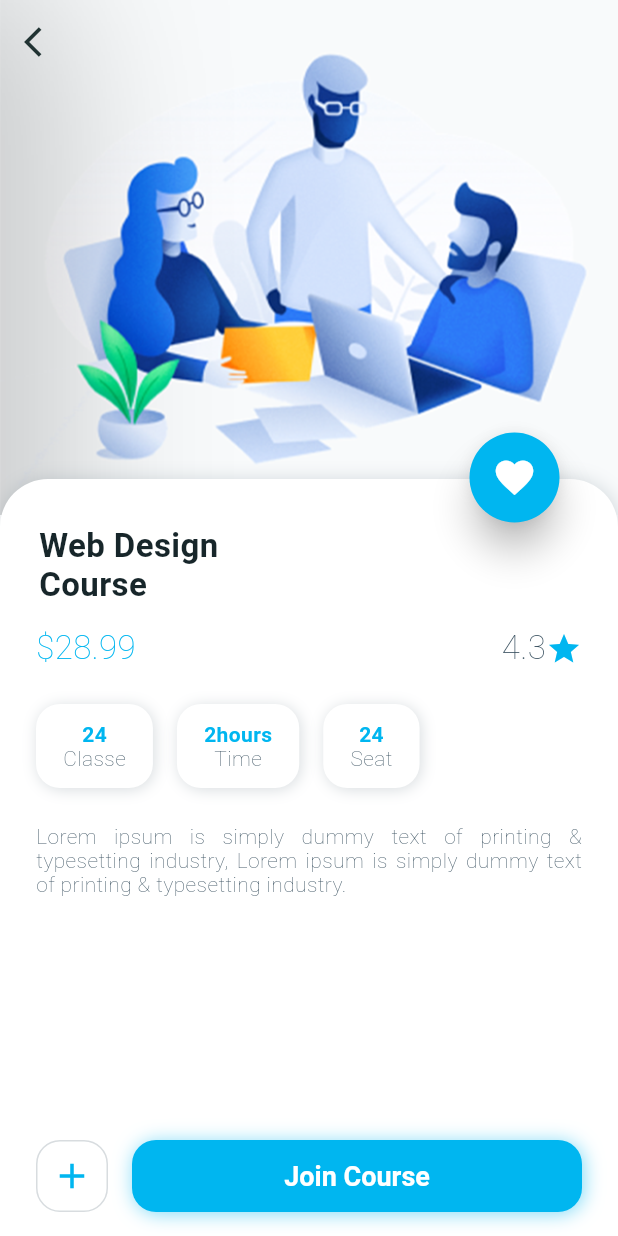
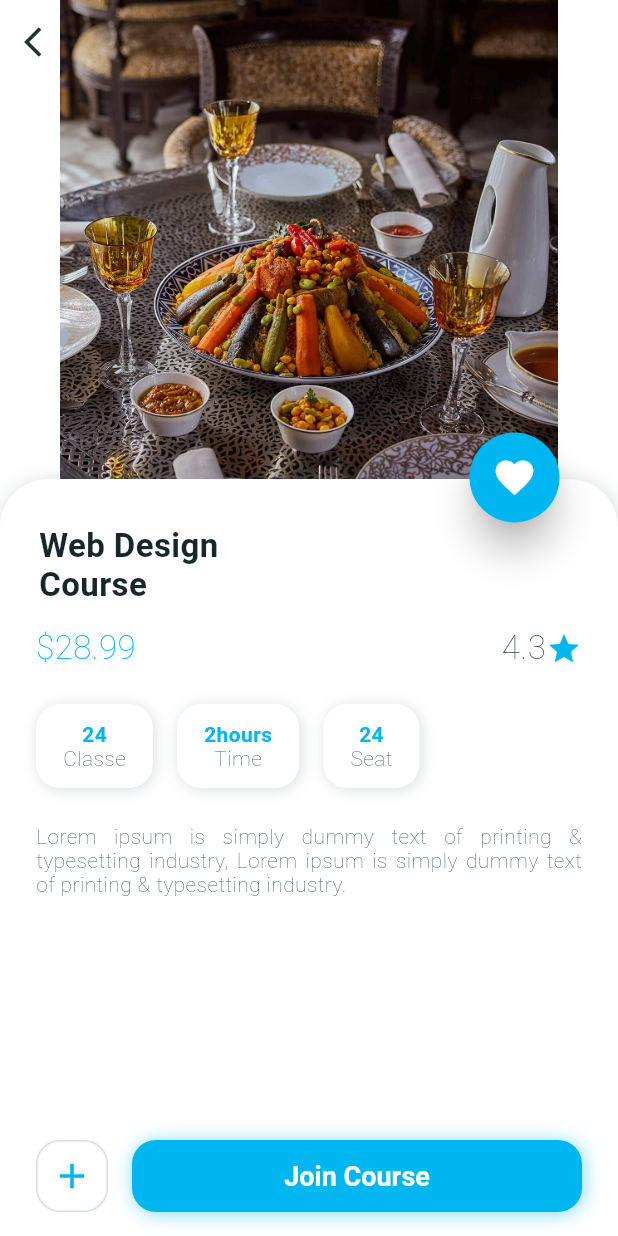
Before and after one commit to Miliexy/goresto, a Flutter app: the CourseInfoScreen screen opened directly, on a phone screen of 412 x 824 dp. Run offline on Flutter 3.47's test engine with Material 2 defaults, Android fonts, the light colour scheme and no system bars; our stand-ins replace auth_buttons, carousel_slider, extended_nested_scroll_view, flutter_rating_bar, font_awesome_flutter, geocoding and 5 more; missing offline and left inert: dart:ffi, google_maps_flutter_android, google_maps_flutter_platform_interface; project files that could hold a hidden picture were left out.

Commit message:
- Big updated - UI redesign - Map redesign

```diff
--- a/lib/Screens/design_course/restaurant_info.dart
+++ b/lib/Screens/design_course/restaurant_info.dart
@@ -56,7 +56,7 @@ class _CourseInfoScreenState extends State<CourseInfoScreen>
               children: <Widget>[
                 AspectRatio(
                   aspectRatio: 1.2,
-                  child: Image.asset('assets/design_course/webInterFace.png'),
+                  child: Image.asset('assets/images/fine-dining1.jpg'),
                 ),
               ],
             ),
--- a/pubspec.yaml
+++ b/pubspec.yaml
@@ -75,8 +75,6 @@ flutter:
   assets:
      - assets/images/
      - assets/google_fonts/
-     - assets/design_course/
-     - assets/hotel/
   #   - images/a_dot_ham.jpeg
 
   # An image asset can refer to one or more resolution-specific "variants", see
```
Also changed, not shown: assets/design_course/design_course.png (deleted), assets/design_course/interFace1.png (deleted), assets/design_course/interFace2.png (deleted), assets/design_course/interFace3.png (deleted), assets/design_course/interFace4.png (deleted), assets/design_course/userImage.png (deleted), assets/design_course/webInterFace.png (deleted), assets/hotel/hotel_1.png (deleted), assets/hotel/hotel_2.png (deleted), assets/hotel/hotel_3.png (deleted), assets/hotel/hotel_4.png (deleted), assets/hotel/hotel_5.png (deleted), assets/hotel/hotel_booking.png (deleted).
